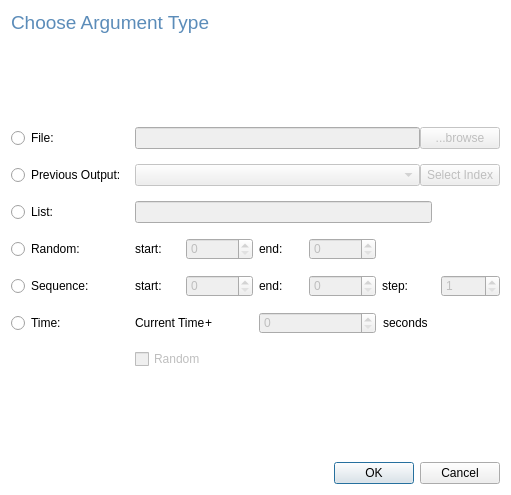
First picture: the form in ui/Qt/Argument_Dialog_Alt.ui, repository DaniCaballero/ide, before the edit.
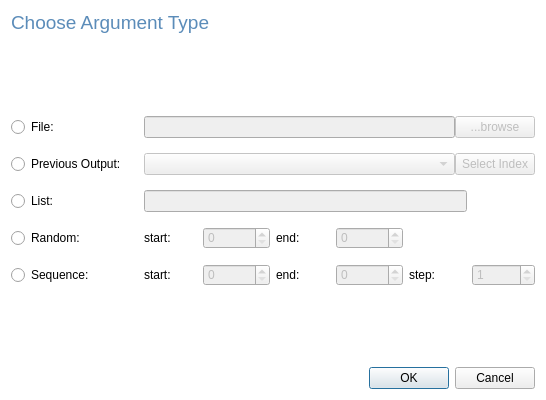
Second picture: the form after the edit.

What changed in the file:
```diff
--- a/ui/Qt/Argument_Dialog_Alt.ui
+++ b/ui/Qt/Argument_Dialog_Alt.ui
@@ -6,8 +6,8 @@
    <rect>
     <x>0</x>
     <y>0</y>
-    <width>511</width>
-    <height>495</height>
+    <width>546</width>
+    <height>400</height>
    </rect>
   </property>
   <property name="sizePolicy">
@@ -282,65 +282,6 @@
        </item>
       </layout>
      </item>
-     <item row="5" column="0">
-      <widget class="QRadioButton" name="radioButton_6">
-       <property name="text">
-        <string>Time:</string>
-       </property>
-      </widget>
-     </item>
-     <item row="5" column="1">
-      <layout class="QHBoxLayout" name="horizontalLayout_9">
-       <item>
-        <widget class="QLabel" name="label_2">
-         <property name="text">
-          <string>Current Time</string>
-         </property>
-        </widget>
-       </item>
-       <item>
-        <widget class="QLabel" name="label_3">
-         <property name="text">
-          <string>+</string>
-         </property>
-        </widget>
-       </item>
-      </layout>
-     </item>
-     <item row="5" column="2" colspan="2">
-      <layout class="QHBoxLayout" name="horizontalLayout_10">
-       <property name="spacing">
-        <number>7</number>
-       </property>
-       <item>
-        <widget class="QSpinBox" name="seconds_spin">
-         <property name="enabled">
-          <bool>false</bool>
-         </property>
-         <property name="maximum">
-          <number>1000000000</number>
-         </property>
-        </widget>
-       </item>
-       <item>
-        <widget class="QLabel" name="label_4">
-         <property name="text">
-          <string>seconds</string>
-         </property>
-        </widget>
-       </item>
-      </layout>
-     </item>
-     <item row="6" column="1">
-      <widget class="QCheckBox" name="random_checkbox">
-       <property name="enabled">
-        <bool>false</bool>
-       </property>
-       <property name="text">
-        <string>Random </string>
-       </property>
-      </widget>
-     </item>
     </layout>
    </item>
    <item>
```
